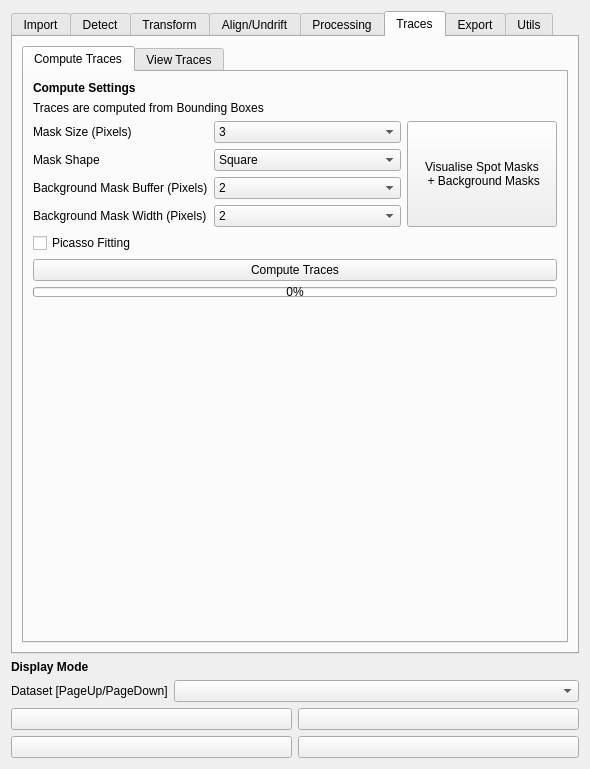
Before: the Qt Designer form src/napari_gapseq2/widget_ui.ui in piedrro/napari-GapSeq2, drawn with Qt 5.
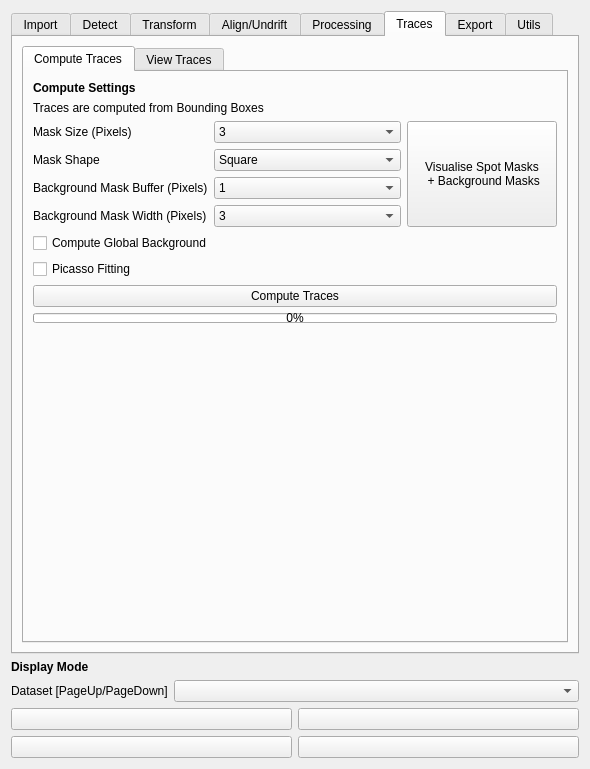
After: the same form once the commit is applied. The open tabs and pages were chosen to show the change.

Commit message: added local and global masked background

```diff
--- a/src/napari_gapseq2/widget_ui.ui
+++ b/src/napari_gapseq2/widget_ui.ui
@@ -1442,7 +1442,7 @@
                <item row="2" column="1">
                 <widget class="QComboBox" name="traces_background_buffer">
                  <property name="currentIndex">
-                  <number>2</number>
+                  <number>1</number>
                  </property>
                  <item>
                   <property name="text">
@@ -1486,7 +1486,7 @@
                <item row="3" column="1">
                 <widget class="QComboBox" name="traces_background_width">
                  <property name="currentIndex">
-                  <number>1</number>
+                  <number>2</number>
                  </property>
                  <item>
                   <property name="text">
@@ -1529,6 +1529,13 @@
              </item>
             </layout>
            </item>
+           <item>
+            <widget class="QCheckBox" name="compute_global_background">
+             <property name="text">
+              <string>Compute Global Background</string>
+             </property>
+            </widget>
+           </item>
            <item>
             <widget class="QCheckBox" name="compute_with_picasso">
              <property name="text">
```
Left out of the diff: 10 changed lines with no effect on the pictures. The commit also changes 6 other files.
